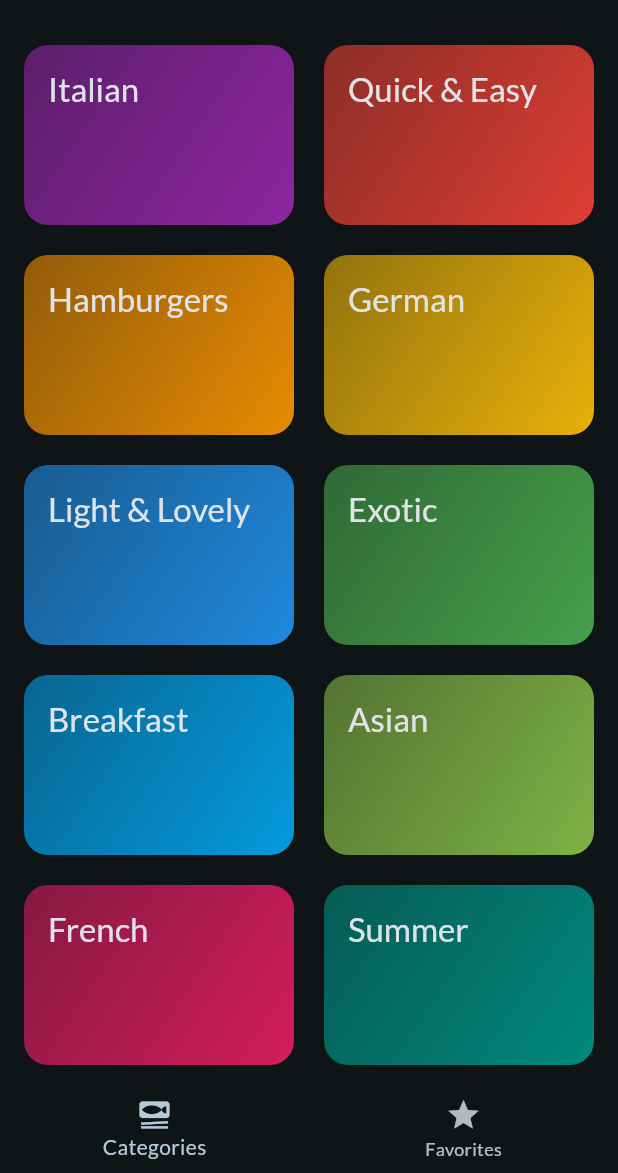
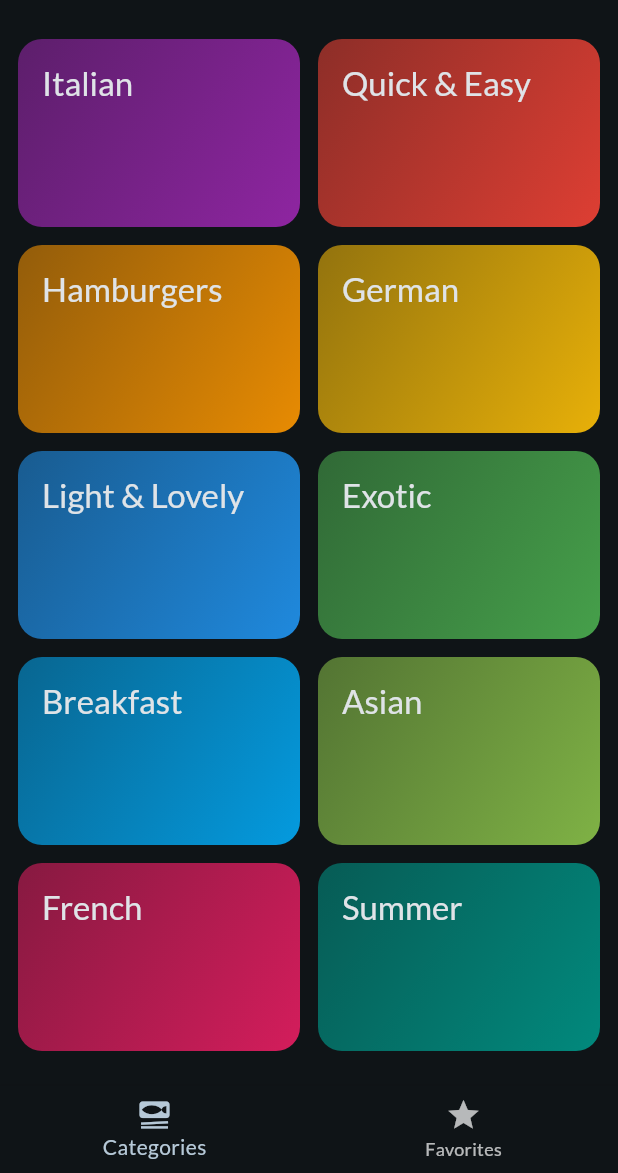
Before and after one commit to jatinchauhann/meals, a Flutter app: the screen it shows after launch, on a phone screen of 412 x 824 dp, the part 63-1236 px from its top. Run offline on Flutter 3.47's test engine with Material 2 defaults, Android fonts, the phone set to English and light mode, and no system bars; our stand-ins replace flutter_riverpod, google_fonts, transparent_image.

Commit message:
adding animations using AnimatedBuilder and SingleTickerProviderStateMixin

```diff
--- a/lib/screens/categories.dart
+++ b/lib/screens/categories.dart
@@ -5,12 +5,39 @@ import 'package:meals/models/meal.dart';
 import 'package:meals/screens/meals.dart';
 import 'package:meals/widgets/category_grid_item.dart';
 
-class CategoriesScreen extends StatelessWidget {
+class CategoriesScreen extends StatefulWidget {
   const CategoriesScreen({super.key, required this.availableMeals});
   final List<Meal> availableMeals;
 
+  @override
+  State<CategoriesScreen> createState() => _CategoriesScreenState();
+}
+
+class _CategoriesScreenState extends State<CategoriesScreen>
+    with SingleTickerProviderStateMixin {
+  late AnimationController _animationController;
+
+  @override
+  void initState() {
+    super.initState();
+    _animationController = AnimationController(
+      vsync: this,
+      duration: const Duration(milliseconds: 300),
+      lowerBound: 0,
+      upperBound: 1,
+    );
+
+    _animationController.forward();
+  }
+
+  @override
+  void dispose() {
+    _animationController.dispose();
+    super.dispose();
+  }
+
   void _selectCategory(BuildContext context, Category category) {
-    final filteredMeals = availableMeals
+    final filteredMeals = widget.availableMeals
         .where((meal) => meal.categories.contains(category.id))
         .toList();
 
@@ -21,13 +48,15 @@ class CategoriesScreen extends StatelessWidget {
 
   @override
   Widget build(BuildContext context) {
-    return GridView(
-      padding: const EdgeInsets.all(16),
+    return AnimatedBuilder(
+        animation: _animationController,
+        child: GridView(
+          padding: const EdgeInsets.all(12),
           gridDelegate: const SliverGridDelegateWithFixedCrossAxisCount(
               crossAxisCount: 2,
               childAspectRatio: 3 / 2,
-          crossAxisSpacing: 20,
-          mainAxisSpacing: 20),
+              crossAxisSpacing: 12,
+              mainAxisSpacing: 12),
           children: [
             for (final category in availableCategories)
               CategoryGridItem(
@@ -37,6 +66,11 @@ class CategoriesScreen extends StatelessWidget {
                 },
               )
           ],
-    );
+        ),
+        builder: (context, child) => Padding(
+              padding:
+                  EdgeInsets.only(top: 100 - _animationController.value * 100),
+              child: child,
+            ));
   }
 }
```
Lines whose indentation alone changed are shown as unchanged.
